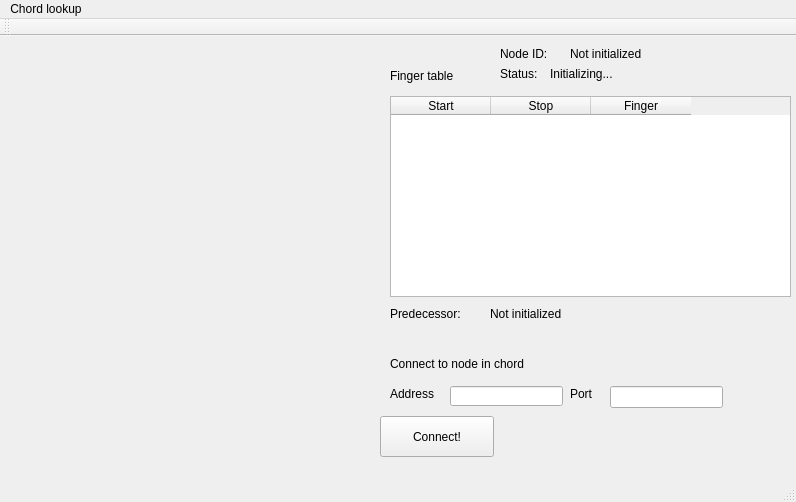
First picture: the form in finalProject/retspan/mainwindow.ui, repository CezarMocan/peerster, before the edit.
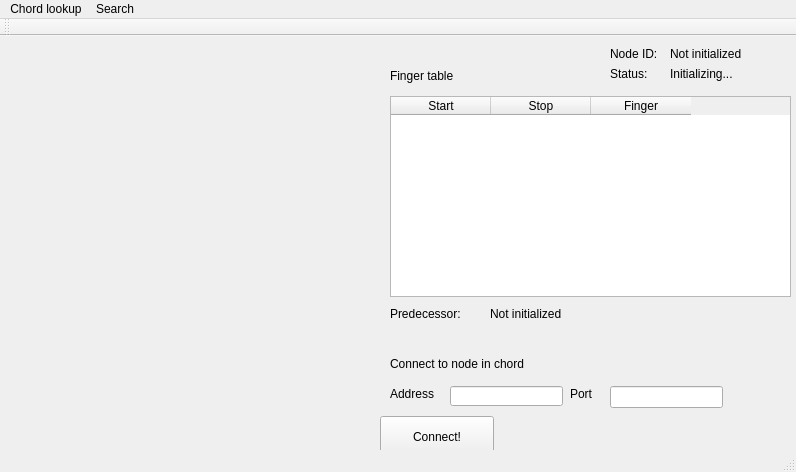
Second picture: the form after the edit.

```diff
--- a/finalProject/retspan/mainwindow.ui
+++ b/finalProject/retspan/mainwindow.ui
@@ -7,7 +7,7 @@
     <x>0</x>
     <y>0</y>
     <width>796</width>
-    <height>502</height>
+    <height>472</height>
    </rect>
   </property>
   <property name="windowTitle">
@@ -89,7 +89,7 @@
    <widget class="QLabel" name="label">
     <property name="geometry">
      <rect>
-      <x>500</x>
+      <x>610</x>
       <y>30</y>
       <width>62</width>
       <height>16</height>
@@ -102,7 +102,7 @@
    <widget class="QLabel" name="labelStatus">
     <property name="geometry">
      <rect>
-      <x>550</x>
+      <x>670</x>
       <y>30</y>
       <width>81</width>
       <height>16</height>
@@ -179,7 +179,7 @@
    <widget class="QLabel" name="label_7">
     <property name="geometry">
      <rect>
-      <x>500</x>
+      <x>610</x>
       <y>10</y>
       <width>62</width>
       <height>16</height>
@@ -192,7 +192,7 @@
    <widget class="QLabel" name="labelNodeID">
     <property name="geometry">
      <rect>
-      <x>570</x>
+      <x>670</x>
       <y>10</y>
       <width>91</width>
       <height>16</height>
@@ -217,7 +217,13 @@
      <string>Chord lookup</string>
     </property>
    </widget>
+   <widget class="QMenu" name="menuSearch">
+    <property name="title">
+     <string>Search</string>
+    </property>
+   </widget>
    <addaction name="menuChord_lookup"/>
+   <addaction name="menuSearch"/>
   </widget>
   <widget class="QToolBar" name="mainToolBar">
    <attribute name="toolBarArea">
```
